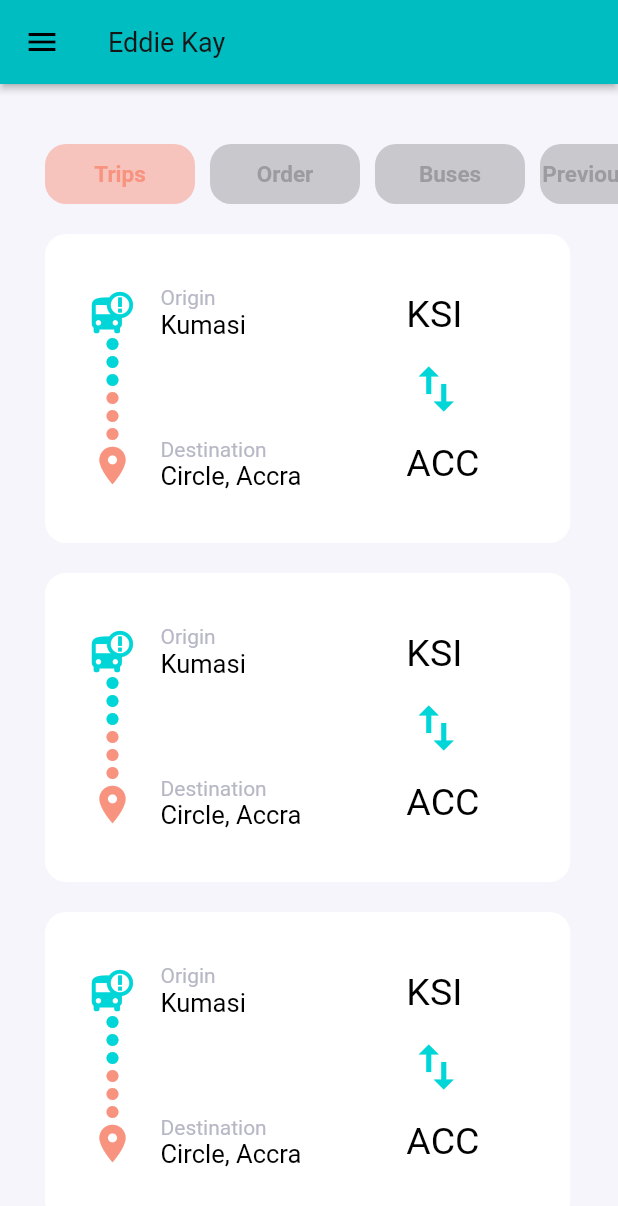
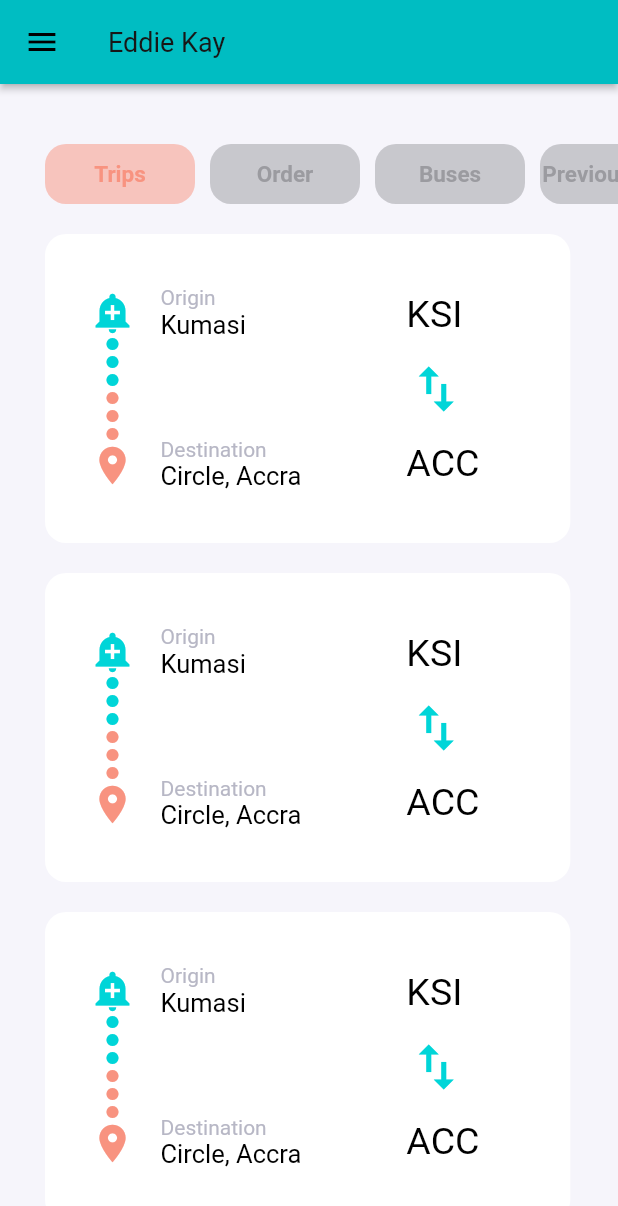
Before and after one commit to anoda-nii/Travel-Eddie, a Flutter app: the HomeScreen screen opened by its route, on a phone screen of 412 x 824 dp. Shown: the top 1206 px of the screen. Run offline on Flutter 3.47's test engine with Material 2 defaults, Android fonts, the phone set to English and light mode, and no system bars; our stand-ins replace firebase_auth, firebase_core, flutter_svg; accounts and stored records are empty; Roboto replaces fonts that are missing (Muli).

Commit message:
changes 1.0

```diff
--- a/lib/drawer.dart
+++ b/lib/drawer.dart
@@ -2,8 +2,9 @@ import 'package:flutter/material.dart';
 import 'package:travel_eddie_k/constants.dart';
 import 'package:travel_eddie_k/screens/sign_in/sign_in_screen.dart';
 
+import 'services/auth_service.dart';
 
-Drawer drawer(BuildContext context){
+Drawer drawer(BuildContext context) {
   return Drawer(
     child: ListView(
       children: <Widget>[
@@ -11,8 +12,12 @@ Drawer drawer(BuildContext context){
             decoration: BoxDecoration(
               gradient: LinearGradient(
                 begin: Alignment.topLeft,
-                  end: Alignment(0.8, 0.0), // 10% of the width, so there are ten blinds.
-                  colors: [kPrimaryColor, const Color(0xfffffff0)], // primary app color to black
+                end: Alignment(
+                    0.8, 0.0), // 10% of the width, so there are ten blinds.
+                colors: [
+                  kPrimaryColor,
+                  const Color(0xfffffff0)
+                ], // primary app color to black
                 // tileMode: TileMode.repeated, // repeats the gradient over the canvas
               ),
             ),
@@ -21,30 +26,40 @@ Drawer drawer(BuildContext context){
                 children: [
                   Material(
                     borderRadius: BorderRadius.all(Radius.circular(50.0)),
-                      child: Padding(padding: EdgeInsets.all(8.0),
-                      child: Image.asset('assets/images/bluebus.png', width: 80, height: 80,),
+                    child: Padding(
+                      padding: EdgeInsets.all(8.0),
+                      child: Image.asset(
+                        'assets/images/bluebus.png',
+                        width: 80,
+                        height: 80,
                       ),
                     ),
-                    Text("Eddie Kay", style: TextStyle(fontSize: 25.0),),
+                  ),
+                  Text(
+                    "Eddie Kay",
+                    style: TextStyle(fontSize: 25.0),
+                  ),
                 ],
               ),
+            )),
+        CustomListTile(Icons.person, 'Profile', () => {}),
+        CustomListTile(Icons.add_alert, 'Book a Bus', () => {}),
+        CustomListTile(Icons.local_shipping, 'Logistics', () => {}),
+        CustomListTile(
+          Icons.person,
+          'Logout',
+          () {
+            // AuthServices.logOut();
+            Navigator.of(context).pushReplacement(MaterialPageRoute(
+                builder: (BuildContext context) => SignInScreen()));
+          },
         )
-                 ),
-            CustomListTile(Icons.person, 'Profile', ()=>{}),
-            CustomListTile(Icons.bus_alert, 'Book a Bus', ()=>{}),
-            CustomListTile(Icons.local_shipping, 'Logistics', ()=>{}),
-            CustomListTile(Icons.logout, 'Logout', (){
-                        Navigator.pushNamed(context, SignInScreen.routeName);
-                      },)
-
       ],
     ),
   );
 }
 
-
 class CustomListTile extends StatelessWidget {
-
   final IconData icon;
   final String text;
   final Function onTap;
@@ -53,9 +68,11 @@ CustomListTile(this.icon, this.text, this.onTap);
 
   @override
   Widget build(BuildContext context) {
-    return Padding(padding: const EdgeInsets.fromLTRB(8.0, 0, 8.0, 0),
+    return Padding(
+      padding: const EdgeInsets.fromLTRB(8.0, 0, 8.0, 0),
       child: Container(
-      decoration: BoxDecoration(border: Border(bottom: BorderSide(color: Colors.grey.shade200))),
+        decoration: BoxDecoration(
+            border: Border(bottom: BorderSide(color: Colors.grey.shade200))),
         child: InkWell(
           splashColor: kPrimaryColor,
           onTap: onTap,
@@ -67,14 +84,16 @@ CustomListTile(this.icon, this.text, this.onTap);
                 Row(
                   children: <Widget>[
                     Icon(icon),
-              Text(text, style: TextStyle(fontSize: 17, color: kTextColor),),
+                    Text(
+                      text,
+                      style: TextStyle(fontSize: 17, color: kTextColor),
+                    ),
                   ],
                 ),
                 Icon(Icons.arrow_right)
               ],
             ),
           ),
-
         ),
       ),
     );
--- a/lib/screens/home_screen/widgets/boxDestination.dart
+++ b/lib/screens/home_screen/widgets/boxDestination.dart
@@ -10,11 +10,7 @@ class BoxDestination extends StatelessWidget {
       width: MediaQuery.of(context).size.width * 0.85,
       decoration: BoxDecoration(
           color: Colors.white,
-          borderRadius: BorderRadius.all(
-            Radius.circular(14)
-          )
-        ),
-
+          borderRadius: BorderRadius.all(Radius.circular(14))),
       child: Column(
         crossAxisAlignment: CrossAxisAlignment.start,
         mainAxisAlignment: MainAxisAlignment.center,
@@ -32,100 +28,69 @@ class BoxDestination extends StatelessWidget {
           )
         ],
       ),
-
     );
   }
 }
 
-Widget _originAndDestionationIcon(){
-
+Widget _originAndDestionationIcon() {
   return Column(
     crossAxisAlignment: CrossAxisAlignment.start,
     mainAxisAlignment: MainAxisAlignment.spaceBetween,
     children: <Widget>[
-      Text("KSI",style: TextStyle(fontSize: 25)),
+      Text("KSI", style: TextStyle(fontSize: 25)),
       SizedBox(height: 15),
-      Icon(Icons.swap_vert, color: Color(0xFFF00d5d8),size: 40),
+      Icon(Icons.swap_vert, color: Color(0xFFF00d5d8), size: 40),
       SizedBox(height: 15),
-       Text("ACC",style: TextStyle(fontSize: 25)),
-
+      Text("ACC", style: TextStyle(fontSize: 25)),
     ],
   );
 }
 
-Widget _originAndDestionation(){
-
+Widget _originAndDestionation() {
   return Column(
     crossAxisAlignment: CrossAxisAlignment.start,
     mainAxisAlignment: MainAxisAlignment.spaceBetween,
     children: <Widget>[
       RichText(
-        text: TextSpan(
-          children: <TextSpan>[
-            TextSpan(text: "Origin \n",
-            style: TextStyle(color: Color(0xFFFb7b7c5),fontSize: 14)
+        text: TextSpan(children: <TextSpan>[
+          TextSpan(
+              text: "Origin \n",
+              style: TextStyle(color: Color(0xFFFb7b7c5), fontSize: 14)),
+          TextSpan(
+            text: "Kumasi",
+            style: TextStyle(fontSize: 17, color: Colors.black),
+          )
+        ]),
       ),
-            TextSpan(text: "Kumasi",
-            style: TextStyle(fontSize: 17,color: Colors.black),
+      SizedBox(height: 65),
+      RichText(
+        text: TextSpan(children: <TextSpan>[
+          TextSpan(
+              text: "Destination \n",
+              style: TextStyle(color: Color(0xFFFb7b7c5), fontSize: 14)),
+          TextSpan(
+            text: "Circle, Accra",
+            style: TextStyle(fontSize: 17, color: Colors.black),
           )
-          ]
+        ]),
       ),
-      ),
-
-      SizedBox(height: 65),
-
-       RichText(
-        text: TextSpan(
-          children: <TextSpan>[
-            TextSpan(text: "Destination \n",
-            style: TextStyle(color: Color(0xFFFb7b7c5),fontSize: 14)
-            ),
-            TextSpan(text: "Circle, Accra",
-            style: TextStyle(fontSize: 17,color: Colors.black),
-            )
-          ]
-        ),
-      ),
-
     ],
-
   );
-
 }
 
-Widget _iconDestination(){
-
+Widget _iconDestination() {
   return Container(
     child: Column(
       children: <Widget>[
-          Icon(Icons.bus_alert,
-          color: Color(0xFFF00d5d8),
-          size: 30),
-
-          Icon(Icons.fiber_manual_record,
-          color: Color(0xFFF00d5d8),
-          size: 12),
-           Icon(Icons.fiber_manual_record,
-          color: Color(0xFFF00d5d8),
-          size: 12),
-           Icon(Icons.fiber_manual_record,
-          color: Color(0xFFF00d5d8),
-          size: 12),
-           Icon(Icons.fiber_manual_record,
-          color: Color(0xFFFf89380),
-          size: 12),
-          Icon(Icons.fiber_manual_record,
-          color: Color(0xFFFf89380),
-          size: 12),
-          Icon(Icons.fiber_manual_record,
-          color: Color(0xFFFf89380),
-          size: 12),
-          Icon(Icons.location_on,
-          color: Color(0xFFFf89380),
-          size: 30),
-
+        Icon(Icons.add_alert, color: Color(0xFFF00d5d8), size: 30),
+        Icon(Icons.fiber_manual_record, color: Color(0xFFF00d5d8), size: 12),
+        Icon(Icons.fiber_manual_record, color: Color(0xFFF00d5d8), size: 12),
+        Icon(Icons.fiber_manual_record, color: Color(0xFFF00d5d8), size: 12),
+        Icon(Icons.fiber_manual_record, color: Color(0xFFFf89380), size: 12),
+        Icon(Icons.fiber_manual_record, color: Color(0xFFFf89380), size: 12),
+        Icon(Icons.fiber_manual_record, color: Color(0xFFFf89380), size: 12),
+        Icon(Icons.location_on, color: Color(0xFFFf89380), size: 30),
       ],
     ),
   );
-
 }
--- a/lib/screens/sign_in/components/sign_form.dart
+++ b/lib/screens/sign_in/components/sign_form.dart
@@ -59,7 +59,7 @@ class _SignFormState extends State<SignForm> {
               .signInWithEmailAndPassword(email: email, password: password));
           print('Signed in: $user');
 
-          Navigator.of(context).push(MaterialPageRoute(
+          Navigator.of(context).pushReplacement(MaterialPageRoute(
               builder: (BuildContext context) => LoginSuccessScreen()));
         }
       } catch (e) {
--- a/lib/screens/sign_in/sign_up/components/sign_up_form.dart
+++ b/lib/screens/sign_in/sign_up/components/sign_up_form.dart
@@ -59,7 +59,7 @@ class _SignUpFormState extends State<SignUpForm> {
               .createUserWithEmailAndPassword(email: email, password: password);
           print('Registered user: $user');
         }
-        Navigator.of(context).push(MaterialPageRoute(
+        Navigator.of(context).pushReplacement(MaterialPageRoute(
             builder: (BuildContext context) => CompleteProfileScreen()));
       } catch (e) {
         print('Error: $e');
--- a/lib/screens/splash/components/body.dart
+++ b/lib/screens/splash/components/body.dart
@@ -20,8 +20,7 @@ class _BodyState extends State<Body> {
       "image": "assets/images/bluebus.png"
     },
     {
-      "text":
-          "We help students travel \nfrom Campus to anywhere in Ghana",
+      "text": "We help students travel \nfrom Campus to anywhere in Ghana",
       "image": "assets/images/redbus.png"
     },
     {
@@ -70,7 +69,8 @@ class _BodyState extends State<Body> {
                     DefaultButton(
                       text: "Continue",
                       press: () {
-                        Navigator.pushNamed(context, SignInScreen.routeName);
+                        Navigator.of(context).pushReplacement(MaterialPageRoute(
+                            builder: (BuildContext context) => SignInScreen()));
                       },
                     ),
                     Spacer(),
--- a/lib/services/auth_service.dart
+++ b/lib/services/auth_service.dart
@@ -21,4 +21,9 @@ class AuthServices {
     final User user = result.user;
     return user;
   }
+
+  //Signout
+  static logOut() {
+    return _auth.signOut();
+  }
 }
```
Also changed, not shown: lib/screens/login_success/login_success_screen.dart (+25 -2 lines), pubspec.lock. Lines whose indentation alone changed are shown as unchanged.
